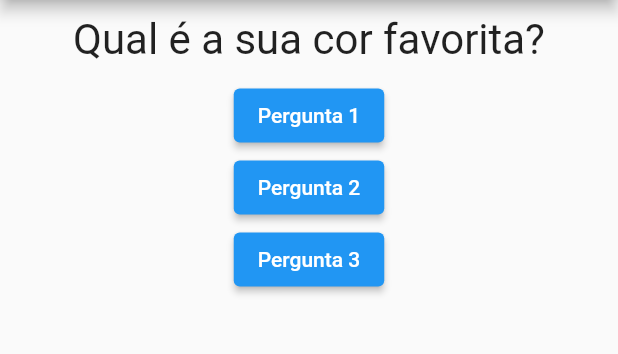
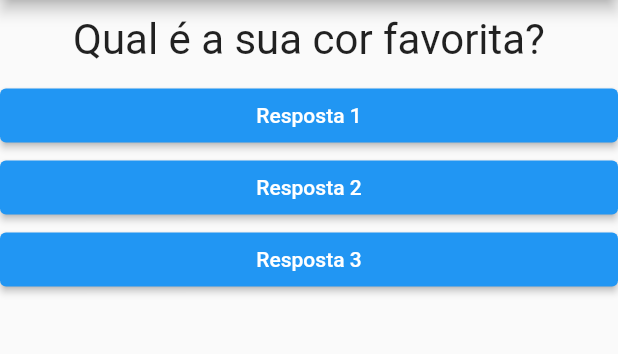
Before and after one commit to FranciscoCFranco/questionApp, a Flutter app: the screen it shows after launch, on a phone screen of 412 x 824 dp, the part 84-438 px from its top. Run offline on Flutter 3.47's test engine with Material 2 defaults, Android fonts, the phone set to English and light mode, and no system bars.

```diff
--- a/curso_flutter/projeto_perguntas/lib/main.dart
+++ b/curso_flutter/projeto_perguntas/lib/main.dart
@@ -1,6 +1,7 @@
 import 'package:flutter/material.dart';
 import 'package:flutter/widgets.dart';
 import './questão.dart';
+import './resposta.dart';
 
 main() => runApp(PerguntaApp());
 
@@ -11,13 +12,11 @@ class _PerguntaAppState extends State<PerguntaApp> {
     setState(() {
       _perguntaSelecionada++;
     });
-
-    print(_perguntaSelecionada);
   }
 
   @override
   Widget build(BuildContext context) {
-    final List<String> perguntas = [
+    final perguntas = [
       'Qual é a sua cor favorita?',
       'Qual seu animal favorito?',
     ];
@@ -30,9 +29,9 @@ class _PerguntaAppState extends State<PerguntaApp> {
         body: Column(
           children: <Widget>[
             Questao((perguntas[_perguntaSelecionada])),
-            ElevatedButton(onPressed: _responder, child: Text('Pergunta 1')),
-            ElevatedButton(onPressed: _responder, child: Text('Pergunta 2')),
-            ElevatedButton(onPressed: _responder, child: Text('Pergunta 3'))
+            Resposta('Resposta 1', _responder),
+            Resposta('Resposta 2', _responder),
+            Resposta('Resposta 3', _responder)
           ],
         ),
       ),
--- /dev/null
+++ b/curso_flutter/projeto_perguntas/lib/resposta.dart
@@ -0,0 +1,28 @@
+import 'package:flutter/material.dart';
+
+class Resposta extends StatelessWidget {
+  final String texto;
+
+  final void Function() quandoSelecionado;
+
+  Resposta(this.texto, this.quandoSelecionado);
+
+  @override
+  Widget build(BuildContext context) {
+    return Container(
+      width: double.infinity,
+      child: ElevatedButton(
+        onPressed: quandoSelecionado,
+        child: Text(
+          texto,
+          style: TextStyle(
+            color: Colors.white,
+          ),
+        ),
+        style: ElevatedButton.styleFrom(
+          backgroundColor: Colors.blue,
+        ),
+      ),
+    );
+  }
+}
```
